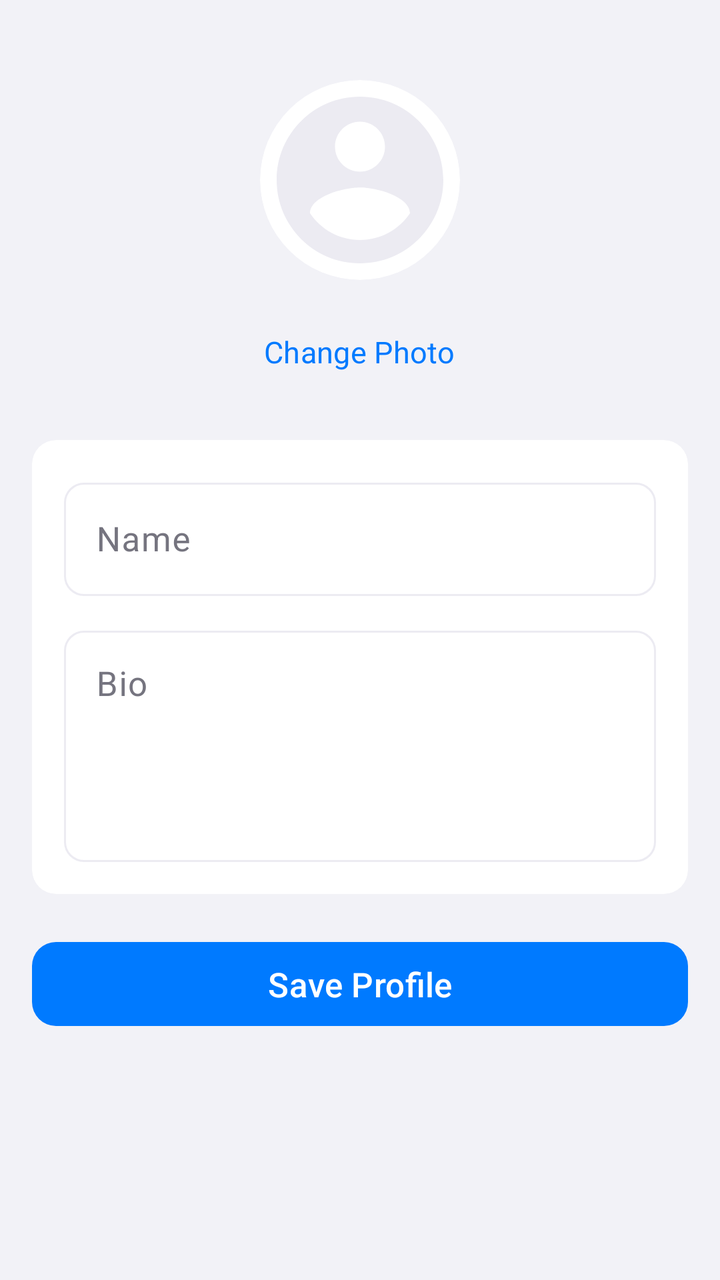
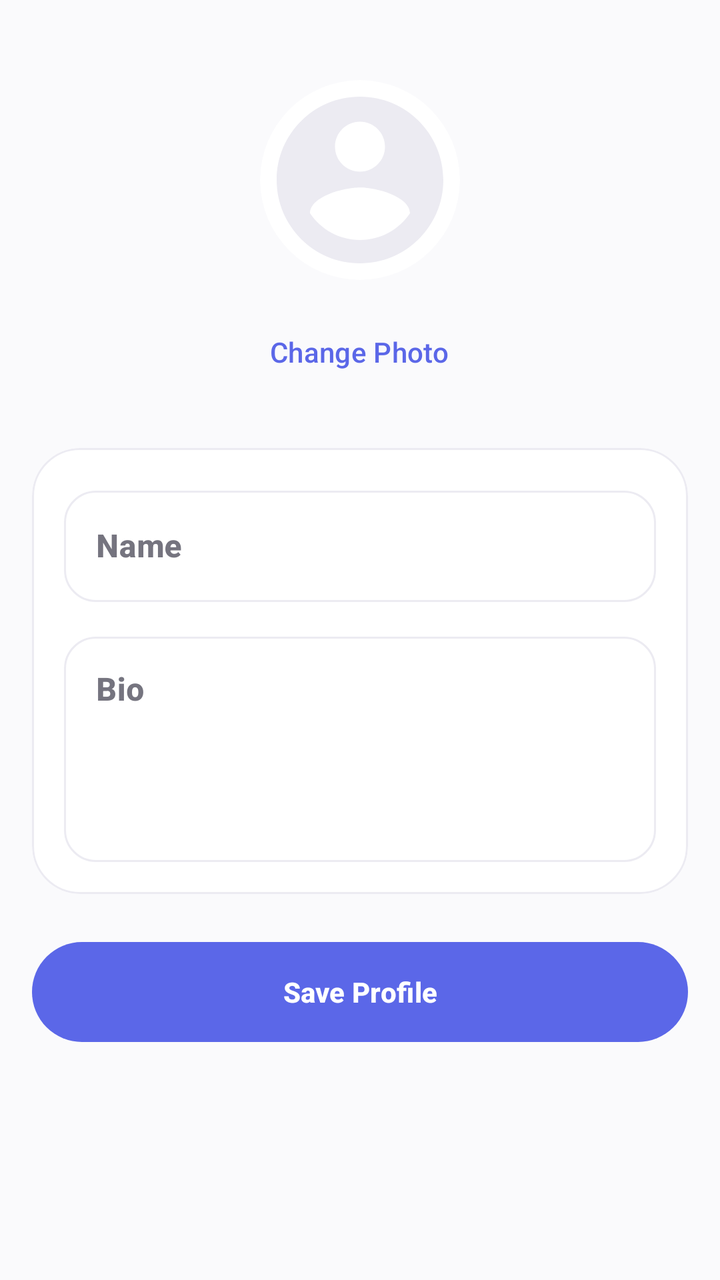

Two renders of the same Android screen: before a commit and after it. Below are the layout's source before the change and the commit's diff.
<!-- AndroidManifest.xml: application theme Theme.LorenzFlow -->
<!-- res/layout/fragment_profile.xml -->
<?xml version="1.0" encoding="utf-8"?>
<ScrollView
    xmlns:android="http://schemas.android.com/apk/res/android"
    xmlns:app="http://schemas.android.com/apk/res-auto"
    android:layout_width="match_parent"
    android:layout_height="match_parent"
    android:background="@color/ios_grouped_background"
    android:fillViewport="true">

    <LinearLayout
        android:layout_width="match_parent"
        android:layout_height="wrap_content"
        android:gravity="center_horizontal"
        android:orientation="vertical"
        android:padding="16dp">

        
        <com.google.android.material.card.MaterialCardView
            android:layout_width="@dimen/avatar_size"
            android:layout_height="@dimen/avatar_size"
            app:cardCornerRadius="50dp"
            app:cardElevation="0dp"
            app:strokeWidth="0dp"
            android:layout_marginTop="24dp">

            <ImageView
                android:id="@+id/profile_image"
                android:layout_width="match_parent"
                android:layout_height="match_parent"
                android:contentDescription="@string/cd_profile_picture"
                android:scaleType="centerCrop"
                android:src="@drawable/ic_default_avatar" />

        </com.google.android.material.card.MaterialCardView>

        <com.google.android.material.button.MaterialButton
            android:id="@+id/btn_change_photo"
            android:layout_width="wrap_content"
            android:layout_height="wrap_content"
            android:layout_marginTop="12dp"
            android:text="@string/change_photo"
            android:textColor="@color/ios_blue"
            android:textSize="15sp"
            android:fontFamily="sans-serif"
            style="@style/Widget.Material3.Button.TextButton" />

        
        <com.google.android.material.card.MaterialCardView
            android:layout_width="match_parent"
            android:layout_height="wrap_content"
            android:layout_marginTop="20dp"
            app:cardCornerRadius="12dp"
            app:cardElevation="0dp"
            app:strokeWidth="0dp"
            app:cardBackgroundColor="?attr/colorSurface">

            <LinearLayout
                android:layout_width="match_parent"
                android:layout_height="wrap_content"
                android:orientation="vertical"
                android:padding="16dp">

                
                <com.google.android.material.textfield.TextInputLayout
                    android:layout_width="match_parent"
                    android:layout_height="wrap_content"
                    android:hint="@string/profile_name"
                    app:boxCornerRadiusTopStart="10dp"
                    app:boxCornerRadiusTopEnd="10dp"
                    app:boxCornerRadiusBottomStart="10dp"
                    app:boxCornerRadiusBottomEnd="10dp"
                    style="@style/Widget.Material3.TextInputLayout.OutlinedBox">

                    <com.google.android.material.textfield.TextInputEditText
                        android:id="@+id/edit_name"
                        android:layout_width="match_parent"
                        android:layout_height="wrap_content"
                        android:inputType="textPersonName"
                        android:maxLines="1"
                        android:textSize="17sp"
                        android:fontFamily="sans-serif" />

                </com.google.android.material.textfield.TextInputLayout>

                
                <com.google.android.material.textfield.TextInputLayout
                    android:layout_width="match_parent"
                    android:layout_height="wrap_content"
                    android:layout_marginTop="12dp"
                    android:hint="@string/profile_bio"
                    app:boxCornerRadiusTopStart="10dp"
                    app:boxCornerRadiusTopEnd="10dp"
                    app:boxCornerRadiusBottomStart="10dp"
                    app:boxCornerRadiusBottomEnd="10dp"
                    style="@style/Widget.Material3.TextInputLayout.OutlinedBox">

                    <com.google.android.material.textfield.TextInputEditText
                        android:id="@+id/edit_bio"
                        android:layout_width="match_parent"
                        android:layout_height="wrap_content"
                        android:gravity="top"
                        android:inputType="textMultiLine"
                        android:minLines="4"
                        android:maxLines="8"
                        android:textSize="17sp"
                        android:fontFamily="sans-serif" />

                </com.google.android.material.textfield.TextInputLayout>

            </LinearLayout>

        </com.google.android.material.card.MaterialCardView>

        
        <com.google.android.material.button.MaterialButton
            android:id="@+id/btn_save_profile"
            android:layout_width="match_parent"
            android:layout_height="50dp"
            android:layout_marginTop="20dp"
            android:text="@string/save_profile"
            android:textSize="17sp"
            android:fontFamily="sans-serif-medium"
            app:backgroundTint="@color/ios_blue"
            app:cornerRadius="12dp" />

    </LinearLayout>

</ScrollView>
<!-- resources referenced by this layout -->
<resources>
  <color name="ios_blue">#007AFF</color>
  <color name="ios_grouped_background">#F2F2F7</color>
  <dimen name="avatar_size">100dp</dimen>
  <string name="profile_bio">Bio</string>
  <string name="profile_name">Name</string>
  <string name="save_profile">Save Profile</string>
  <style name="Theme.LorenzFlow" parent="Theme.Material3.Light.NoActionBar">
          <item name="colorPrimary">@color/lf_accent</item>
          <item name="colorOnPrimary">@color/lf_on_accent</item>
          <item name="colorPrimaryContainer">@color/lf_accent_soft</item>
          <item name="colorOnPrimaryContainer">@color/lf_text_primary</item>
          <item name="colorSecondary">@color/lf_accent</item>
          <item name="colorOnSecondary">@color/lf_on_accent</item>
          <item name="colorSecondaryContainer">@color/lf_accent_soft</item>
          <item name="colorOnSecondaryContainer">@color/lf_text_primary</item>
          <item name="colorTertiary">@color/md_theme_light_tertiary</item>
          <item name="colorOnTertiary">@color/md_theme_light_onTertiary</item>
          <item name="colorTertiaryContainer">@color/md_theme_light_tertiaryContainer</item>
          <item name="colorOnTertiaryContainer">@color/md_theme_light_onTertiaryContainer</item>
          <item name="colorError">@color/md_theme_light_error</item>
          <item name="colorOnError">@color/md_theme_light_onError</item>
          <item name="colorErrorContainer">@color/md_theme_light_errorContainer</item>
          <item name="colorOnErrorContainer">@color/md_theme_light_onErrorContainer</item>
          <item name="android:colorBackground">@color/lf_background</item>
          
          <item name="android:windowBackground">@color/lf_background</item>
          <item name="colorOnBackground">@color/lf_text_primary</item>
          <item name="colorSurface">@color/lf_surface</item>
          <item name="colorOnSurface">@color/lf_text_primary</item>
          <item name="colorSurfaceVariant">@color/lf_surface_variant</item>
          <item name="colorOnSurfaceVariant">@color/lf_text_secondary</item>
          <item name="colorOutline">@color/lf_hairline</item>
          <item name="colorOutlineVariant">@color/lf_hairline</item>
          <item name="colorSurfaceInverse">@color/md_theme_light_inverseSurface</item>
          <item name="colorOnSurfaceInverse">@color/md_theme_light_inverseOnSurface</item>
  
          
          <item name="shapeAppearanceSmallComponent">@style/ShapeAppearance.LF.Pill</item>
          <item name="shapeAppearanceMediumComponent">@style/ShapeAppearance.LF.Corner24</item>
          <item name="shapeAppearanceLargeComponent">@style/ShapeAppearance.LF.Corner24</item>
  
          
          <item name="android:statusBarColor">@android:color/transparent</item>
          <item name="android:navigationBarColor">@color/md_theme_light_surface</item>
          <item name="android:windowLightStatusBar">true</item>
      </style>
  <color name="lf_accent">#5B67E8</color>
  <color name="lf_on_accent">#FFFFFF</color>
  <color name="lf_accent_soft">#E9EBFC</color>
  <color name="lf_text_primary">#20202B</color>
  <color name="md_theme_light_tertiary">#FF9500</color>
  <color name="md_theme_light_onTertiary">#FFFFFF</color>
  <color name="md_theme_light_tertiaryContainer">#FFDDB3</color>
  <color name="md_theme_light_onTertiaryContainer">#2A1800</color>
  <color name="md_theme_light_error">#FF3B30</color>
  <color name="md_theme_light_onError">#FFFFFF</color>
  <color name="md_theme_light_errorContainer">#FFDAD6</color>
  <color name="md_theme_light_onErrorContainer">#410002</color>
  <color name="lf_background">#FAFAFC</color>
  <color name="lf_surface">#FFFFFF</color>
  <color name="lf_surface_variant">#F3F2F8</color>
  <color name="lf_text_secondary">#75747F</color>
  <color name="lf_hairline">#ECEBF2</color>
  <color name="md_theme_light_inverseSurface">#2C2C2E</color>
  <color name="md_theme_light_inverseOnSurface">#F2F2F7</color>
  <color name="md_theme_light_surface">#FFFFFF</color>
  <!-- unchanged entries left out for length: 5 -->
</resources>

<!-- the commit's change to res/layout/fragment_profile.xml (unified diff, before → after) -->
@@ -4,7 +4,7 @@
     xmlns:app="http://schemas.android.com/apk/res-auto"
     android:layout_width="match_parent"
     android:layout_height="match_parent"
-    android:background="@color/ios_grouped_background"
+    android:background="@color/lf_background"
     android:fillViewport="true">
 
     <LinearLayout
@@ -12,7 +12,8 @@
         android:layout_height="wrap_content"
         android:gravity="center_horizontal"
         android:orientation="vertical"
-        android:padding="16dp">
+        android:paddingHorizontal="@dimen/lf_screen_padding"
+        android:paddingVertical="16dp">
 
         
         <com.google.android.material.card.MaterialCardView
@@ -20,6 +21,7 @@
             android:layout_height="@dimen/avatar_size"
             app:cardCornerRadius="50dp"
             app:cardElevation="0dp"
+            app:cardBackgroundColor="@color/lf_surface"
             app:strokeWidth="0dp"
             android:layout_marginTop="24dp">
 
@@ -37,22 +39,21 @@
             android:id="@+id/btn_change_photo"
             android:layout_width="wrap_content"
             android:layout_height="wrap_content"
-            android:layout_marginTop="12dp"
+            android:layout_marginTop="@dimen/lf_spacing_md"
             android:text="@string/change_photo"
-            android:textColor="@color/ios_blue"
-            android:textSize="15sp"
-            android:fontFamily="sans-serif"
+            android:textColor="@color/lf_accent"
             style="@style/Widget.Material3.Button.TextButton" />
 
         
         <com.google.android.material.card.MaterialCardView
             android:layout_width="match_parent"
             android:layout_height="wrap_content"
-            android:layout_marginTop="20dp"
-            app:cardCornerRadius="12dp"
+            android:layout_marginTop="@dimen/lf_spacing_xl"
+            app:cardCornerRadius="@dimen/lf_corner_card"
             app:cardElevation="0dp"
-            app:strokeWidth="0dp"
-            app:cardBackgroundColor="?attr/colorSurface">
+            app:cardBackgroundColor="?attr/colorSurface"
+            app:strokeColor="@color/lf_hairline"
+            app:strokeWidth="1dp">
 
             <LinearLayout
                 android:layout_width="match_parent"
@@ -65,10 +66,11 @@
                     android:layout_width="match_parent"
                     android:layout_height="wrap_content"
                     android:hint="@string/profile_name"
-                    app:boxCornerRadiusTopStart="10dp"
-                    app:boxCornerRadiusTopEnd="10dp"
-                    app:boxCornerRadiusBottomStart="10dp"
-                    app:boxCornerRadiusBottomEnd="10dp"
+                    android:textColorHint="@color/lf_text_secondary"
+                    app:boxCornerRadiusTopStart="16dp"
+                    app:boxCornerRadiusTopEnd="16dp"
+                    app:boxCornerRadiusBottomStart="16dp"
+                    app:boxCornerRadiusBottomEnd="16dp"
                     style="@style/Widget.Material3.TextInputLayout.OutlinedBox">
 
                     <com.google.android.material.textfield.TextInputEditText
@@ -77,8 +79,8 @@
                         android:layout_height="wrap_content"
                         android:inputType="textPersonName"
                         android:maxLines="1"
-                        android:textSize="17sp"
-                        android:fontFamily="sans-serif" />
+                        android:textColor="@color/lf_text_primary"
+                        android:textAppearance="@style/TextAppearance.LF.Subheading" />
 
                 </com.google.android.material.textfield.TextInputLayout>
 
@@ -88,10 +90,11 @@
                     android:layout_height="wrap_content"
                     android:layout_marginTop="12dp"
                     android:hint="@string/profile_bio"
-                    app:boxCornerRadiusTopStart="10dp"
-                    app:boxCornerRadiusTopEnd="10dp"
-                    app:boxCornerRadiusBottomStart="10dp"
-                    app:boxCornerRadiusBottomEnd="10dp"
+                    android:textColorHint="@color/lf_text_secondary"
+                    app:boxCornerRadiusTopStart="16dp"
+                    app:boxCornerRadiusTopEnd="16dp"
+                    app:boxCornerRadiusBottomStart="16dp"
+                    app:boxCornerRadiusBottomEnd="16dp"
                     style="@style/Widget.Material3.TextInputLayout.OutlinedBox">
 
                     <com.google.android.material.textfield.TextInputEditText
@@ -102,8 +105,8 @@
                         android:inputType="textMultiLine"
                         android:minLines="4"
                         android:maxLines="8"
-                        android:textSize="17sp"
-                        android:fontFamily="sans-serif" />
+                        android:textColor="@color/lf_text_primary"
+                        android:textAppearance="@style/TextAppearance.LF.Subheading" />
 
                 </com.google.android.material.textfield.TextInputLayout>
 
@@ -116,12 +119,15 @@
             android:id="@+id/btn_save_profile"
             android:layout_width="match_parent"
             android:layout_height="50dp"
-            android:layout_marginTop="20dp"
+            android:layout_marginTop="@dimen/lf_spacing_xl"
+            android:insetTop="0dp"
+            android:insetBottom="0dp"
             android:text="@string/save_profile"
-            android:textSize="17sp"
+            android:textColor="@color/lf_on_accent"
+            android:textStyle="bold"
             android:fontFamily="sans-serif-medium"
-            app:backgroundTint="@color/ios_blue"
-            app:cornerRadius="12dp" />
+            app:backgroundTint="@color/lf_accent"
+            app:cornerRadius="25dp" />
 
     </LinearLayout>
 
<!-- resource entries referenced after the edit -->
@@ -1,11 +1,19 @@
 <!-- resources referenced by this layout -->
 <resources>
-  <color name="ios_blue">#007AFF</color>
-  <color name="ios_grouped_background">#F2F2F7</color>
   <dimen name="avatar_size">100dp</dimen>
+  <dimen name="lf_corner_card">24dp</dimen>
+  <dimen name="lf_screen_padding">16dp</dimen>
+  <dimen name="lf_spacing_md">12dp</dimen>
+  <dimen name="lf_spacing_xl">24dp</dimen>
   <string name="profile_bio">Bio</string>
   <string name="profile_name">Name</string>
   <string name="save_profile">Save Profile</string>
+  <style name="TextAppearance.LF.Subheading" parent="TextAppearance.Material3.TitleMedium">
+          <item name="android:textSize">16sp</item>
+          <item name="android:textStyle">bold</item>
+          <item name="android:textColor">@color/lf_text_primary</item>
+          <item name="android:fontFamily">sans-serif-medium</item>
+      </style>
   <style name="Theme.LorenzFlow" parent="Theme.Material3.Light.NoActionBar">
           <item name="colorPrimary">@color/lf_accent</item>
           <item name="colorOnPrimary">@color/lf_on_accent</item>
@@ -15,14 +23,14 @@
           <item name="colorOnSecondary">@color/lf_on_accent</item>
           <item name="colorSecondaryContainer">@color/lf_accent_soft</item>
           <item name="colorOnSecondaryContainer">@color/lf_text_primary</item>
-          <item name="colorTertiary">@color/md_theme_light_tertiary</item>
-          <item name="colorOnTertiary">@color/md_theme_light_onTertiary</item>
-          <item name="colorTertiaryContainer">@color/md_theme_light_tertiaryContainer</item>
-          <item name="colorOnTertiaryContainer">@color/md_theme_light_onTertiaryContainer</item>
-          <item name="colorError">@color/md_theme_light_error</item>
-          <item name="colorOnError">@color/md_theme_light_onError</item>
-          <item name="colorErrorContainer">@color/md_theme_light_errorContainer</item>
-          <item name="colorOnErrorContainer">@color/md_theme_light_onErrorContainer</item>
+          <item name="colorTertiary">#FF9500</item>
+          <item name="colorOnTertiary">#FFFFFF</item>
+          <item name="colorTertiaryContainer">#FFDDB3</item>
+          <item name="colorOnTertiaryContainer">#2A1800</item>
+          <item name="colorError">#FF3B30</item>
+          <item name="colorOnError">#FFFFFF</item>
+          <item name="colorErrorContainer">#FFDAD6</item>
+          <item name="colorOnErrorContainer">#410002</item>
           <item name="android:colorBackground">@color/lf_background</item>
           
           <item name="android:windowBackground">@color/lf_background</item>
@@ -33,8 +41,8 @@
           <item name="colorOnSurfaceVariant">@color/lf_text_secondary</item>
           <item name="colorOutline">@color/lf_hairline</item>
           <item name="colorOutlineVariant">@color/lf_hairline</item>
-          <item name="colorSurfaceInverse">@color/md_theme_light_inverseSurface</item>
-          <item name="colorOnSurfaceInverse">@color/md_theme_light_inverseOnSurface</item>
+          <item name="colorSurfaceInverse">#2C2C2E</item>
+          <item name="colorOnSurfaceInverse">#F2F2F7</item>
   
           
           <item name="shapeAppearanceSmallComponent">@style/ShapeAppearance.LF.Pill</item>
@@ -43,29 +51,18 @@
   
           
           <item name="android:statusBarColor">@android:color/transparent</item>
-          <item name="android:navigationBarColor">@color/md_theme_light_surface</item>
+          <item name="android:navigationBarColor">@color/lf_surface</item>
           <item name="android:windowLightStatusBar">true</item>
       </style>
   <color name="lf_accent">#5B67E8</color>
   <color name="lf_on_accent">#FFFFFF</color>
   <color name="lf_accent_soft">#E9EBFC</color>
   <color name="lf_text_primary">#20202B</color>
-  <color name="md_theme_light_tertiary">#FF9500</color>
-  <color name="md_theme_light_onTertiary">#FFFFFF</color>
-  <color name="md_theme_light_tertiaryContainer">#FFDDB3</color>
-  <color name="md_theme_light_onTertiaryContainer">#2A1800</color>
-  <color name="md_theme_light_error">#FF3B30</color>
-  <color name="md_theme_light_onError">#FFFFFF</color>
-  <color name="md_theme_light_errorContainer">#FFDAD6</color>
-  <color name="md_theme_light_onErrorContainer">#410002</color>
   <color name="lf_background">#FAFAFC</color>
   <color name="lf_surface">#FFFFFF</color>
   <color name="lf_surface_variant">#F3F2F8</color>
   <color name="lf_text_secondary">#75747F</color>
   <color name="lf_hairline">#ECEBF2</color>
-  <color name="md_theme_light_inverseSurface">#2C2C2E</color>
-  <color name="md_theme_light_inverseOnSurface">#F2F2F7</color>
-  <color name="md_theme_light_surface">#FFFFFF</color>
   <!-- unchanged entries left out for length: 5 -->
 </resources>
 
